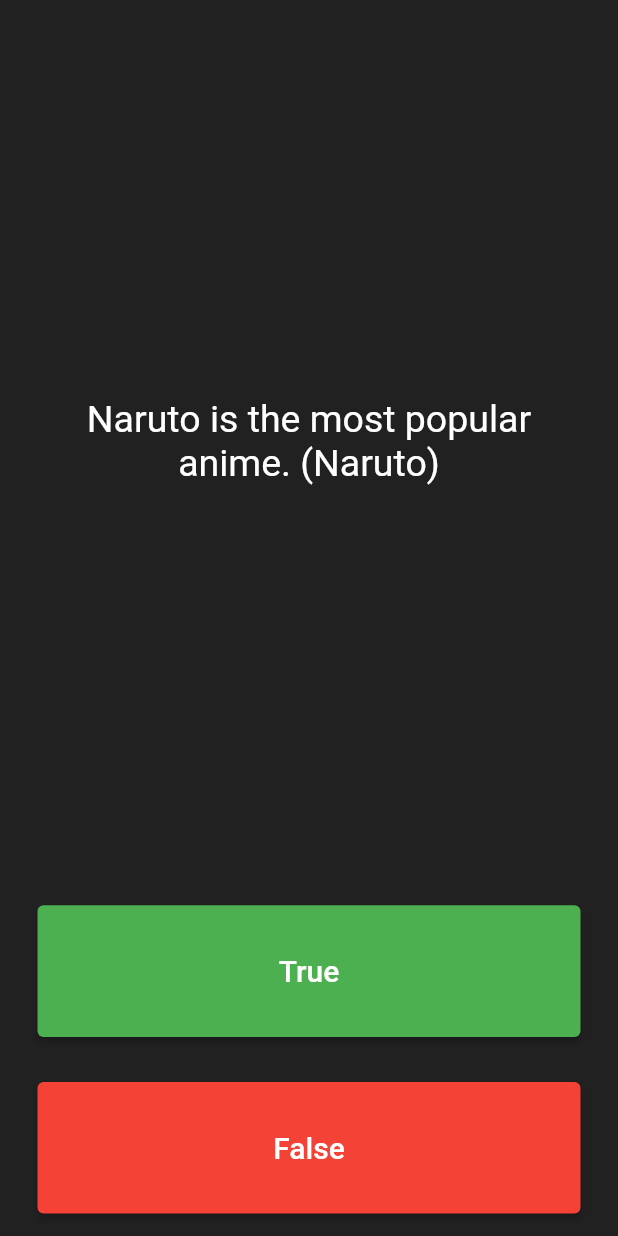
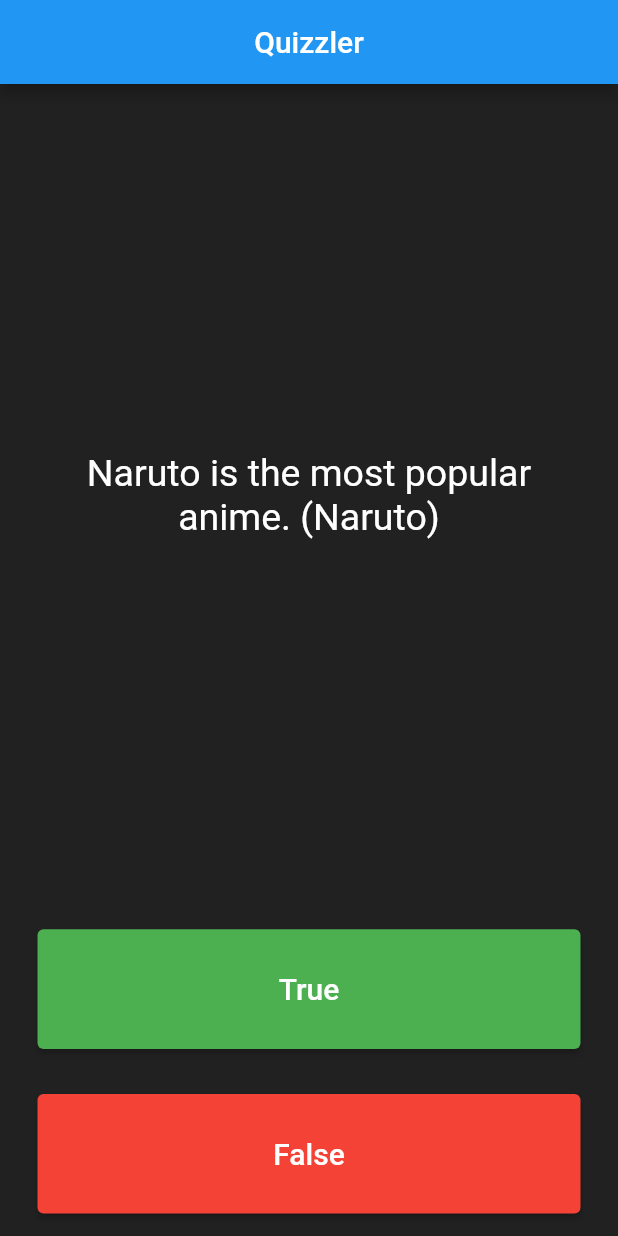
Before and after one commit to THESHIVAM007/quizzler, a Flutter app: the screen it shows after launch, on a phone screen of 412 x 824 dp. Run offline on Flutter 3.47's test engine with Material 2 defaults, Android fonts, the phone set to English and light mode, and no system bars; our stand-ins replace rflutter_alert.

Commit message:
added app bar

```diff
--- a/lib/main.dart
+++ b/lib/main.dart
@@ -13,6 +13,10 @@ class Quizzler extends StatelessWidget {
     return MaterialApp(
       debugShowCheckedModeBanner: false,
       home: Scaffold(
+        appBar: AppBar(
+          title:Text('Quizzler'),
+          centerTitle: true,
+        ),
         backgroundColor: Colors.grey.shade900,
         body: SafeArea(
           child: Padding(
```
